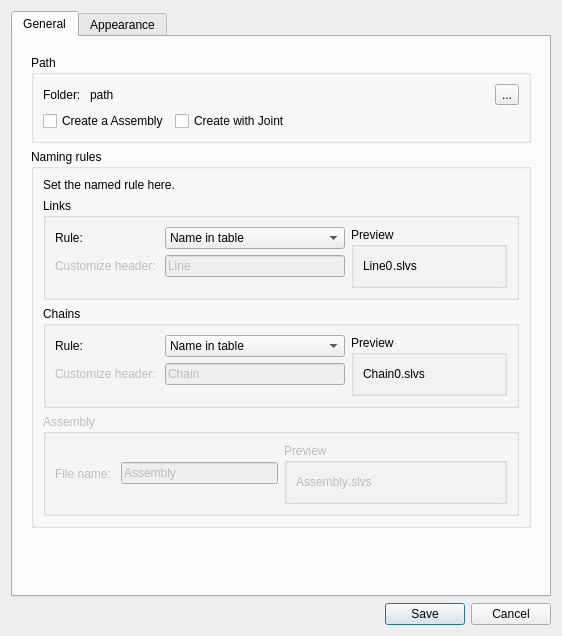
This is core/io/slvsType.ui in KmolYuan/Pyslvs-UI as Qt 5 draws it before an edit. The edited form follows.
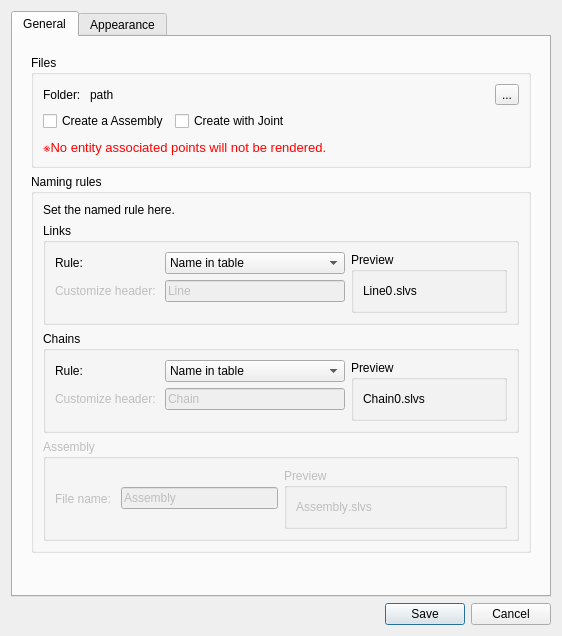
This is the edited form. Icons and pictures are not drawn.

Commit message: Slider and Rod example.

What changed in the file:
```diff
--- a/core/io/slvsType.ui
+++ b/core/io/slvsType.ui
@@ -70,7 +70,7 @@
           <item>
            <widget class="QGroupBox" name="groupBox">
             <property name="title">
-             <string>Path</string>
+             <string>Files</string>
             </property>
             <layout class="QVBoxLayout" name="verticalLayout_2">
              <item>
@@ -135,6 +135,13 @@
                </item>
               </layout>
              </item>
+             <item>
+              <widget class="QLabel" name="pointWarning">
+               <property name="text">
+                <string>&lt;html&gt;&lt;head/&gt;&lt;body&gt;&lt;p&gt;&lt;span style=&quot; font-size:10pt; color:#ff0000;&quot;&gt;※No entity associated points will not be rendered.&lt;/span&gt;&lt;/p&gt;&lt;/body&gt;&lt;/html&gt;</string>
+               </property>
+              </widget>
+             </item>
             </layout>
            </widget>
           </item>
```
The commit also changes 7 other files.
